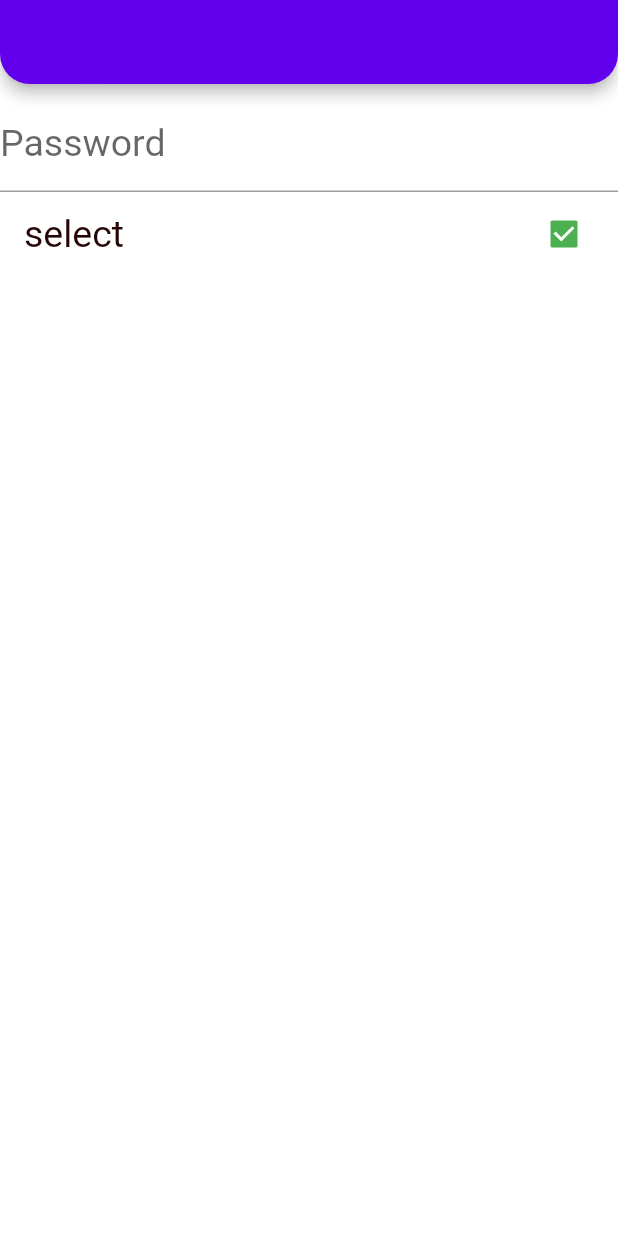
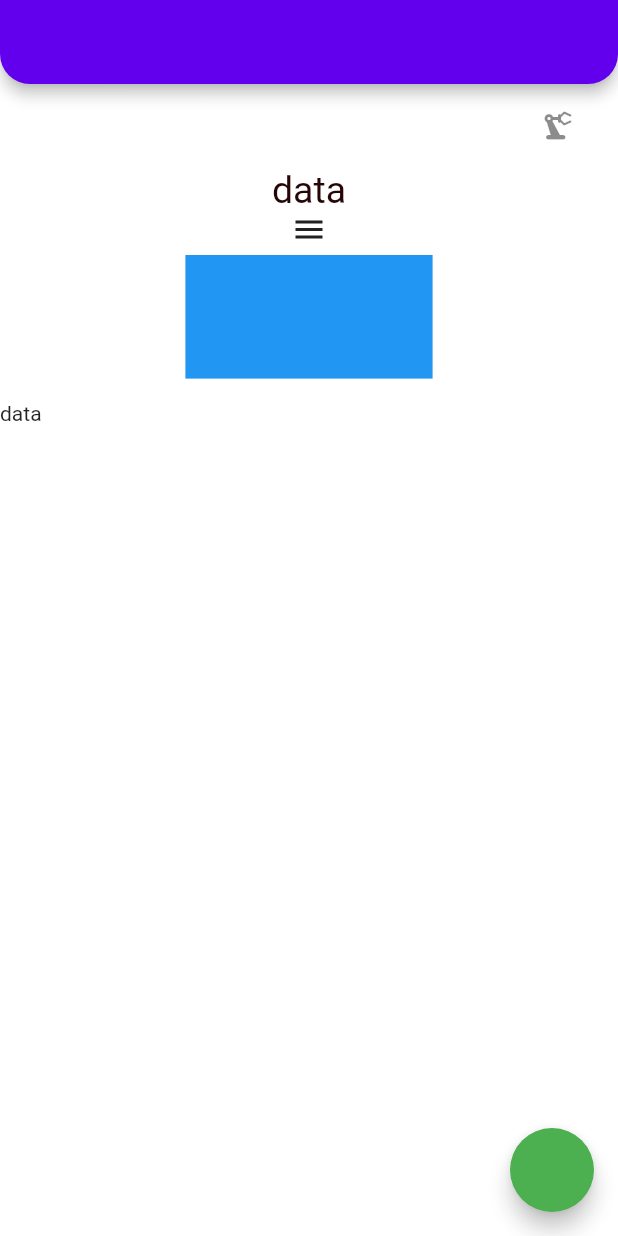
Before and after one commit to berkcangumusisik/100daysOfFlutter, a Flutter app: the screen it shows after launch, on a phone screen of 412 x 824 dp. Run offline on Flutter 3.47's test engine with Material 2 defaults, Android fonts, the phone set to English and light mode, and no system bars; our stand-ins replace dio, flutter_spinkit.

Commit message:
38.Gün çalışmaları eklendi.

```diff
--- /dev/null
+++ b/flutter_full_learn/lib/202/animated_learn.dart
@@ -0,0 +1,132 @@
+import 'package:flutter/material.dart';
+
+const double kZero = 0;
+
+class AnimatedLearnView extends StatefulWidget {
+  const AnimatedLearnView({Key? key}) : super(key: key);
+
+  @override
+  State<AnimatedLearnView> createState() => _AnimatedLearnViewState();
+}
+
+class _AnimatedLearnViewState extends State<AnimatedLearnView>
+    with TickerProviderStateMixin {
+  @override
+  void initState() {
+    super.initState();
+    controller =
+        AnimationController(vsync: this, duration: _DurationItems.durationLow);
+  }
+
+  bool _isVisible = false;
+  bool _isOpacity = false;
+  // Text('data', style: context.textTheme().headline1)
+  late AnimationController controller;
+
+  void _changeVisible() {
+    setState(() {
+      _isVisible = !_isVisible;
+    });
+  }
+
+  void _changeOpacity() {
+    setState(() {
+      _isOpacity = !_isOpacity;
+    });
+  }
+
+  @override
+  Widget build(BuildContext context) {
+    return Scaffold(
+      appBar: AppBar(
+        title: _placeHolderWidget(),
+      ),
+      floatingActionButton: FloatingActionButton(
+        onPressed: () {
+          _changeVisible();
+          controller.animateTo(_isVisible ? 1 : 0);
+        },
+      ),
+      body: Column(
+        children: [
+          ListTile(
+            title: AnimatedOpacity(
+                duration: _DurationItems.durationLow,
+                opacity: _isOpacity ? 1 : 0,
+                child: const Text('data')),
+            trailing: IconButton(
+                onPressed: () {
+                  _changeOpacity();
+                },
+                icon: const Icon(Icons.precision_manufacturing_rounded)),
+          ),
+          AnimatedDefaultTextStyle(
+              child: const Text('data'),
+              style: (_isVisible
+                      ? context.textTheme().headline1
+                      : context.textTheme().subtitle1) ??
+                  const TextStyle(),
+              duration: _DurationItems.durationLow),
+          AnimatedIcon(
+            icon: AnimatedIcons.menu_close,
+            progress: controller,
+          ),
+          AnimatedContainer(
+            duration: _DurationItems.durationLow,
+            height:
+                _isVisible ? kZero : MediaQuery.of(context).size.width * 0.2,
+            width: MediaQuery.of(context).size.height * 0.2,
+            color: Colors.blue,
+            margin: const EdgeInsets.all(5),
+          ),
+          Expanded(
+              child: Stack(
+            children: const [
+              AnimatedPositioned(
+                  top: 10,
+                  curve: Curves.elasticOut,
+                  child: Text('data'),
+                  duration: _DurationItems.durationLow)
+            ],
+          )),
+          Expanded(
+            child: AnimatedList(itemBuilder: (context, index, animation) {
+              return const Text('data');
+            }),
+          )
+        ],
+      ),
+    );
+  }
+
+  AnimatedCrossFade _placeHolderWidget() {
+    return AnimatedCrossFade(
+      firstChild: const Placeholder(),
+      secondChild: const SizedBox.shrink(),
+      duration: _DurationItems.durationLow,
+      crossFadeState:
+          _isVisible ? CrossFadeState.showFirst : CrossFadeState.showSecond,
+    );
+  }
+}
+
+extension BuildContextExtension on BuildContext {
+  TextTheme textTheme() {
+    return Theme.of(this).textTheme;
+  }
+}
+
+class _DurationItems {
+  static const durationLow = Duration(seconds: 1);
+}
+/**
+ * AnimatedCrossFade => 2 tane widget alır. 1. widget görünürken 2. widget görünmez. 1. widget görünmezken 2. widget görünür. Görünürlük geçişleri animasyonlu olur. duration parametresi animasyonun süresini belirler. crossFadeState parametresi hangi widget'ın görünür olacağını belirler.
+ * AnimatedOpacity => opacity parametresi widget'ın görünürlüğünü belirler. duration parametresi animasyonun süresini belirler.
+ * AnimatedDefaultTextStyle => Bu widget ile bir text'in style'ını değiştirebiliriz.
+ * AnimatedIcon => Bu widget ile bir icon'un animasyonunu değiştirebiliriz.
+ * AnimatedContainer => Bu widget ile bir container'ın animasyonunu değiştirebiliriz.
+ * AnimatedPositioned => Bu widget ile bir widget'ın pozisyonunu değiştirebiliriz.
+ *
+ *
+ extension ile bir widget'a yeni bir method ekleyebiliriz.
+ */
--- a/flutter_full_learn/lib/main.dart
+++ b/flutter_full_learn/lib/main.dart
@@ -1,6 +1,6 @@
 import 'package:flutter/material.dart';
+import 'package:flutter_full_learn/202/animated_learn.dart';
 import 'package:flutter_full_learn/202/theme/light_thema.dart';
-import 'package:flutter_full_learn/202/theme_learn_view.dart';
 
 void main() {
   runApp(const MyApp());
@@ -28,7 +28,7 @@ class MyApp extends StatelessWidget {
       //     elevation: 0,
       //   ),
       // ),
-      home: ThemeLearnView(),
+      home: AnimatedLearnView(),
       debugShowCheckedModeBanner: false,
     );
   }
```
Also changed, not shown: flutter_full_learn/lib/202/image_learn_202.dart (added, +34 -0 lines), 1 other file.
